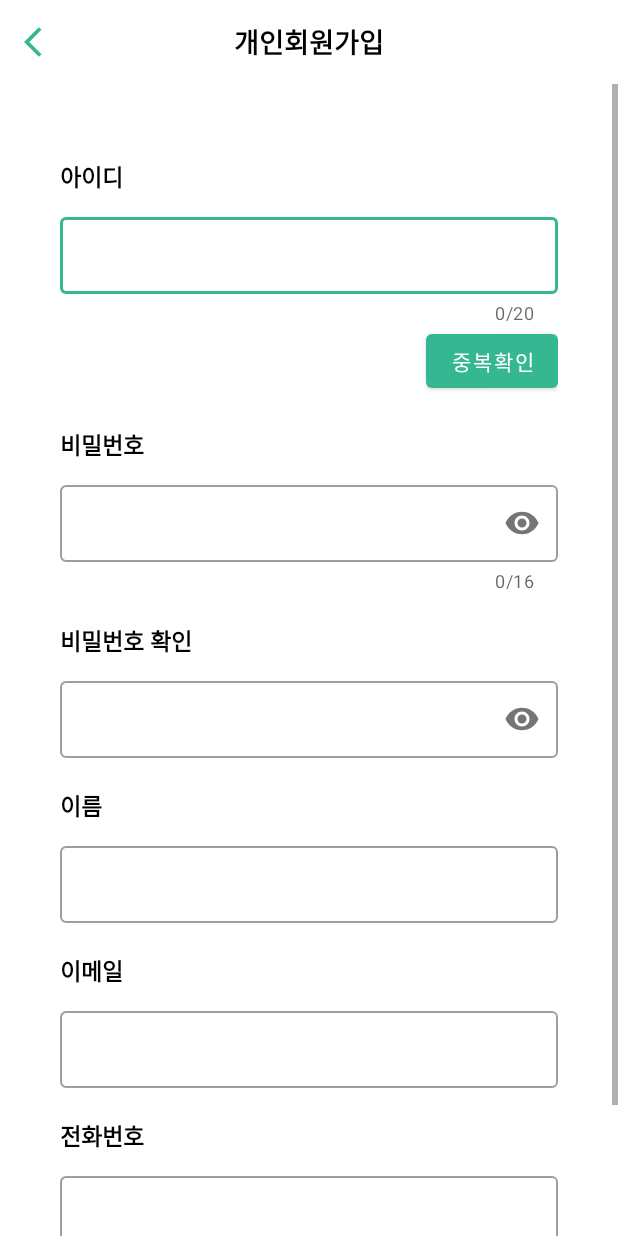
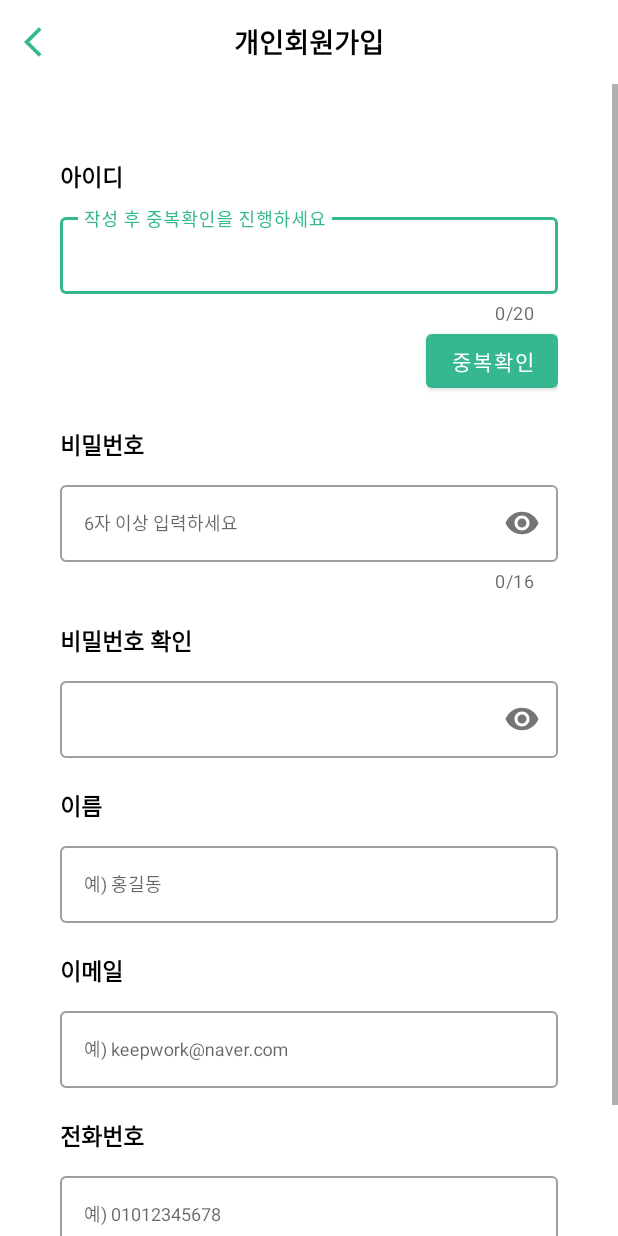
Before and after one commit to k-r-1/hanium-keepwork, an Android app: the PersonalSignUpActivity screen opened directly, with no data from a screen before it, on a phone screen of 412 x 824 dp. Run offline under Robolectric (Android 15) with nearby library versions, the phone set to English and light mode, and no system bars.

Commit message:
회원가입 아이디 중복확인 기능 수정 완료, 회원 가입 창에 힌트 추가 완료

```diff
--- a/app/src/main/java/com/example/a23_hf069/PersonalSignUpActivity.kt
+++ b/app/src/main/java/com/example/a23_hf069/PersonalSignUpActivity.kt
@@ -113,11 +113,11 @@ class PersonalSignUpActivity : AppCompatActivity(), AdapterView.OnItemSelectedLi
                     if (password.length <= 5) {
                         Toast.makeText(this@PersonalSignUpActivity, "비밀번호를 6자리 이상 입력해주세요.", Toast.LENGTH_SHORT).show()
                     } else if (!email.contains("@")) {
-                        Toast.makeText(this@PersonalSignUpActivity, "아이디에 @ 및 .com을 포함시키세요.", Toast.LENGTH_SHORT).show()
+                        Toast.makeText(this@PersonalSignUpActivity, "이메일에 @를 포함시키세요.", Toast.LENGTH_SHORT).show()
                     } else if (phoneNumber.contains("-") || !(phoneNumber[1] == '1')) {
                         Toast.makeText(this@PersonalSignUpActivity, "올바른 전화번호 형식으로 입력해주세요.", Toast.LENGTH_SHORT).show()
                     } else if (checkID == false) {
-                        Toast.makeText(this@PersonalSignUpActivity, "아이디를 확인해주세요.", Toast.LENGTH_SHORT).show()
+                        Toast.makeText(this@PersonalSignUpActivity, "아이디를 중복확인을 진행하세요.", Toast.LENGTH_SHORT).show()
                     } else {
                         // 'InsertData' 클래스의 인스턴스인 'task'를 생성
                         val task = InsertData()
@@ -134,6 +134,7 @@ class PersonalSignUpActivity : AppCompatActivity(), AdapterView.OnItemSelectedLi
                             phoneNumber
                         )
                         Toast.makeText(this@PersonalSignUpActivity, "회원가입에 성공하셨습니다.", Toast.LENGTH_SHORT).show()
+                        checkID = false
                         finish()
                     }
                 } else {
@@ -280,6 +281,7 @@ class PersonalSignUpActivity : AppCompatActivity(), AdapterView.OnItemSelectedLi
                 Toast.makeText(this@PersonalSignUpActivity, "이미 사용 중인 아이디입니다.", Toast.LENGTH_SHORT).show()
             } else if (result == "not_duplicate") {
                 Toast.makeText(this@PersonalSignUpActivity, "사용 가능한 아이디입니다.", Toast.LENGTH_SHORT).show()
+                checkID = true
             } else {
                 // 오류 처리
                 Toast.makeText(this@PersonalSignUpActivity, "서버 응답 오류", Toast.LENGTH_SHORT).show()
--- a/app/src/main/res/layout/activity_individual_sign_up.xml
+++ b/app/src/main/res/layout/activity_individual_sign_up.xml
@@ -73,6 +73,7 @@
                     android:id="@+id/id_text_input_edit_text"
                     android:layout_width="match_parent"
                     android:layout_height="wrap_content"
+                    android:hint="작성 후 중복확인을 진행하세요"
                     android:textAppearance="@style/TextLabel" />
 
                 <Button
@@ -111,6 +112,7 @@
                     android:id="@+id/password_text_input_edit_text"
                     android:layout_width="match_parent"
                     android:layout_height="wrap_content"
+                    android:hint="6자 이상 입력하세요"
                     android:inputType="textPassword"
                     android:textAppearance="@style/TextLabel" />
             </com.google.android.material.textfield.TextInputLayout>
@@ -168,6 +170,7 @@
                     android:id="@+id/name_textview_input_edit_text"
                     android:layout_width="match_parent"
                     android:layout_height="wrap_content"
+                    android:hint="예) 홍길동"
                     android:textAppearance="@style/TextLabel" />
             </com.google.android.material.textfield.TextInputLayout>
 
@@ -195,6 +198,7 @@
                     android:id="@+id/email_textview_input_edit_text"
                     android:layout_width="match_parent"
                     android:layout_height="wrap_content"
+                    android:hint="예) keepwork@naver.com"
                     android:textAppearance="@style/TextLabel" />
             </com.google.android.material.textfield.TextInputLayout>
 
@@ -222,6 +226,7 @@
                     android:id="@+id/phoneNumber_textview_input_edit_text"
                     android:layout_width="match_parent"
                     android:layout_height="wrap_content"
+                    android:hint="예) 01012345678"
                     android:textAppearance="@style/TextLabel" />
 
 <!--                <Button-->
```
